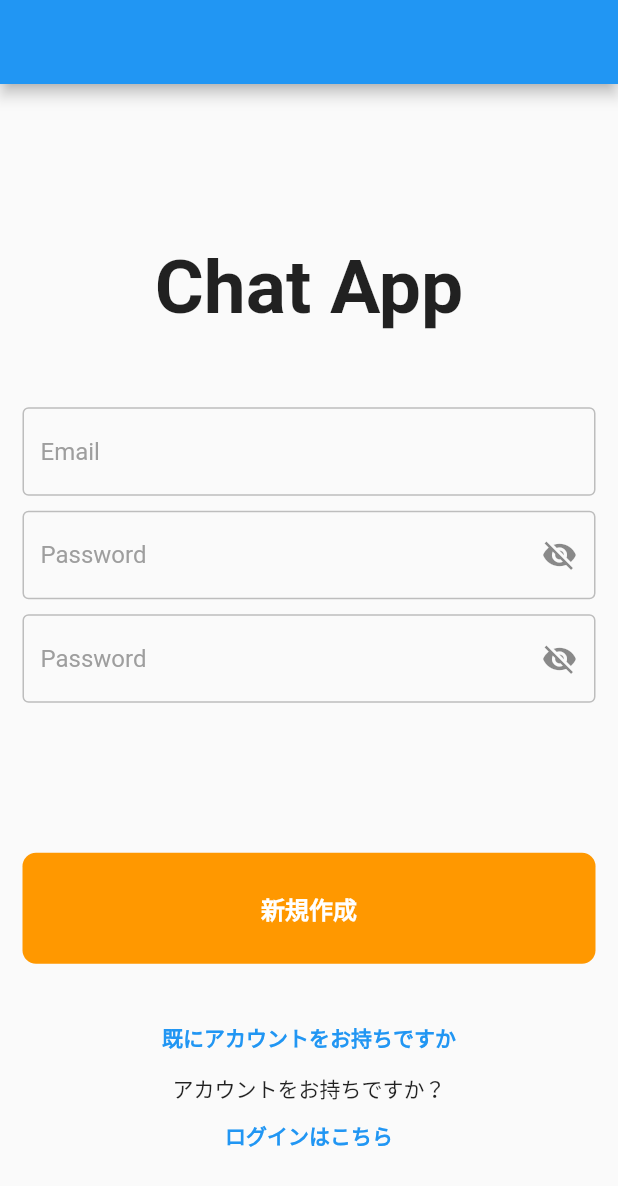
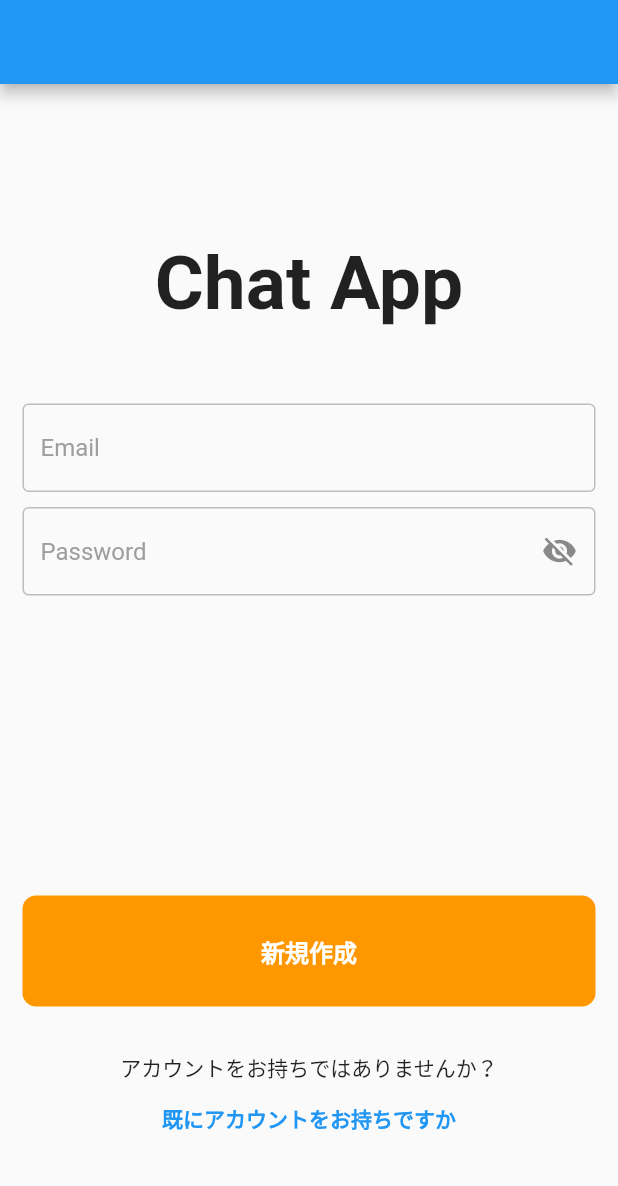
Before and after one commit to YujiKono-Nagoya/flutter_chat_full, a Flutter app: the screen it shows after launch, on a phone screen of 412 x 824 dp. Shown: the top 1186 px of the screen. Run offline on Flutter 3.47's test engine with Material 2 defaults, Android fonts, the light colour scheme and no system bars; our stand-ins replace cloud_firestore, firebase_auth, firebase_core, firebase_storage, flutter_riverpod, image_picker; accounts and stored records are empty.

Commit message:
2023/09/29

```diff
--- a/lib/pages/register_pages.dart
+++ b/lib/pages/register_pages.dart
@@ -145,50 +145,39 @@ class _RegisterPageState extends State<RegisterPage> {
                   watch: true,
                 ),
 
-                const SizedBox(height: 10),
+                // confirm passwword textField
 
-                // confirm passwword textField
-                MyTextField(
-                    controller: confirmpasswordController,
-                    hintText: 'Password',
-                    watch: true),
-
-                const SizedBox(height: 100),
+                const SizedBox(height: 200),
                 //sugn in button
                 alreadySignedUp
-                    ? MyButton(onTap: signIn, text: 'ユーザー登録')
+                    ? MyButton(onTap: signIn, text: 'ログイン')
                     : MyButton(onTap: signUp, text: '新規作成'),
 
-                const SizedBox(height: 25),
-                TextButton(
-                    onPressed: () {
-                      setState(() {
-                        alreadySignedUp = !alreadySignedUp;
-                      });
-                    },
-                    child: Text(
-                      alreadySignedUp ? '新しくアカウントを作成' : '既にアカウントをお持ちですか',
-                      style: TextStyle(
-                          color: Colors.blue, fontWeight: FontWeight.bold),
-                    )),
+                const SizedBox(height: 30),
 
                 //not a member? register now
                 Column(
                   mainAxisAlignment: MainAxisAlignment.center,
                   children: [
-                    const Text('アカウントをお持ちですか？'),
-                    const SizedBox(height: 10),
+                    const Text('アカウントをお持ちではありませんか？'),
                     GestureDetector(
                       onTap: () {
                         setState(() {
                           alreadySignedUp = !alreadySignedUp;
                         });
                       },
-                      child: Text(
-                        'ログインはこちら',
-                        style: TextStyle(
-                            fontWeight: FontWeight.bold, color: Colors.blue),
-                      ),
+                      child: TextButton(
+                          onPressed: () {
+                            setState(() {
+                              alreadySignedUp = !alreadySignedUp;
+                            });
+                          },
+                          child: Text(
+                            alreadySignedUp ? '新しくアカウントを作成' : '既にアカウントをお持ちですか',
+                            style: TextStyle(
+                                color: Colors.blue,
+                                fontWeight: FontWeight.bold),
+                          )),
                     ),
                   ],
                 )
```
Also changed, not shown: lib/pages/chat_page.dart (+33 -15 lines), lib/pages/home_page.dart (+31 -16 lines).
